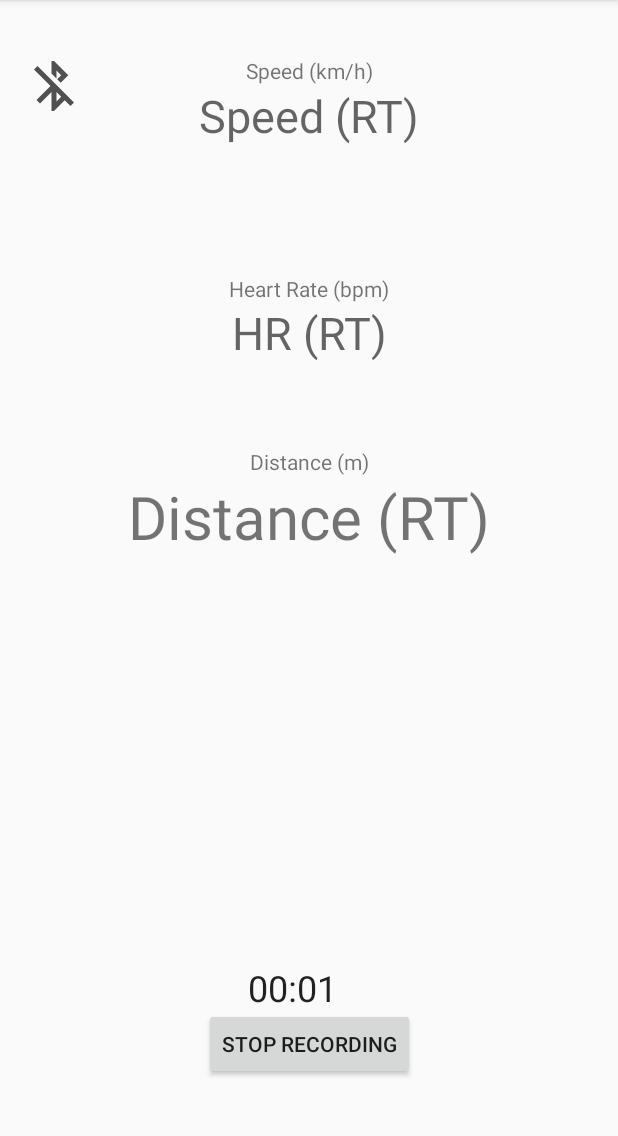
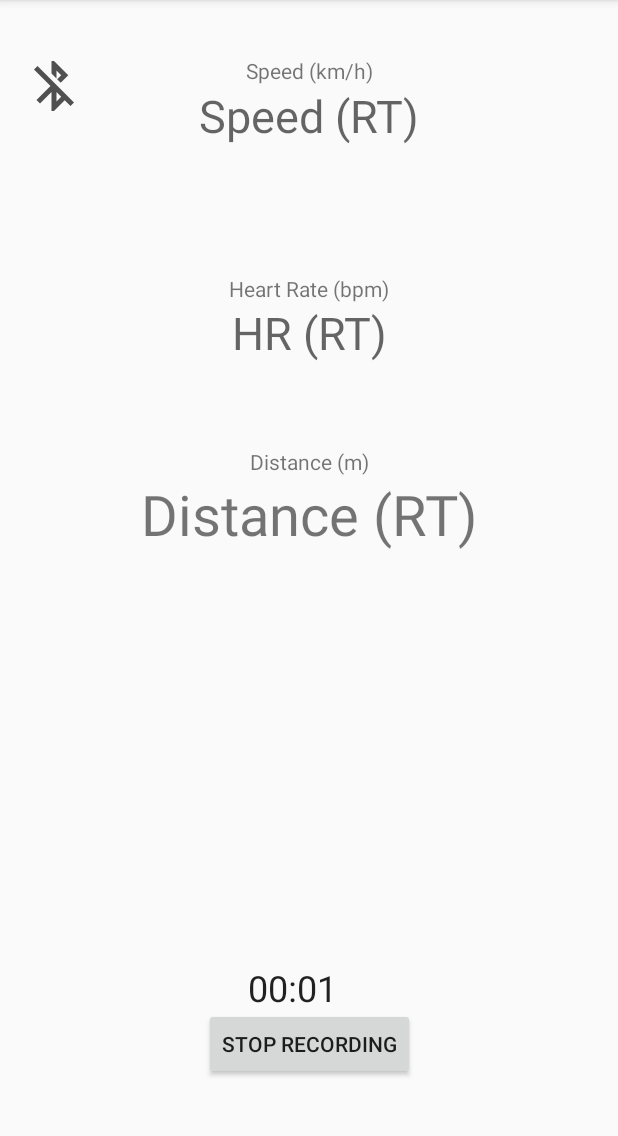
Before and after one commit to DLabbate/BikeBuddy, an Android app: the fragment FitnessFragment shown on its own in the app's theme, after a tap on "RECORD WORKOUT", on a phone screen of 412 x 824 dp, the part 84-1220 px from its top. Run offline under Robolectric (Android 15) with nearby library versions, the phone set to English and light mode, and no system bars; 2 statements that could not run were skipped.

Commit message:
Added logs

```diff
--- a/app/src/main/java/com/example/bikebuddy/FitnessFragment.java
+++ b/app/src/main/java/com/example/bikebuddy/FitnessFragment.java
@@ -101,6 +101,7 @@ public class FitnessFragment extends Fragment {
         // Saving the information of the timer when leaving the fragment
         ((MainActivity)getActivity()).SaveTimerState(running);
         ((MainActivity)getActivity()).SaveTimerTime(chronometer.getBase());
+        Log.d(TAG,"onStop()");
     }
 
     @Override
--- a/app/src/main/res/layout/fragment_fitness.xml
+++ b/app/src/main/res/layout/fragment_fitness.xml
@@ -97,7 +97,7 @@
         android:layout_width="wrap_content"
         android:layout_height="wrap_content"
         android:text="Distance (RT)"
-        android:textSize="40dp"
+        android:textSize="37dp"
         app:layout_constraintEnd_toEndOf="parent"
         app:layout_constraintStart_toStartOf="parent"
         app:layout_constraintTop_toBottomOf="@+id/text_distance"
```
